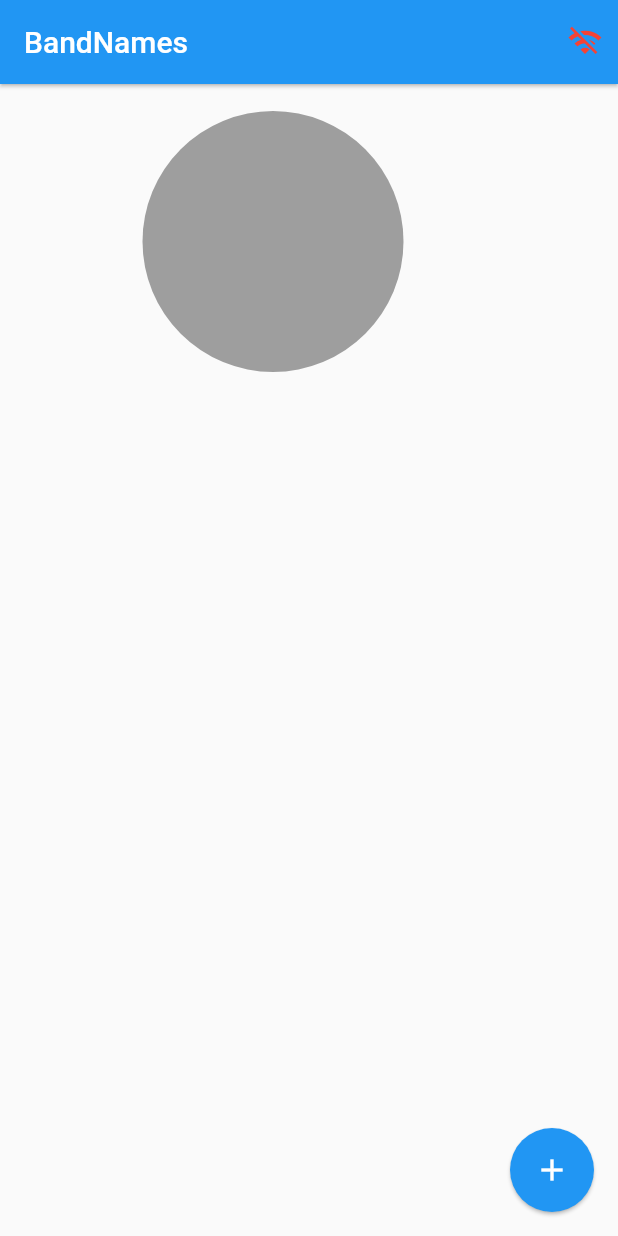
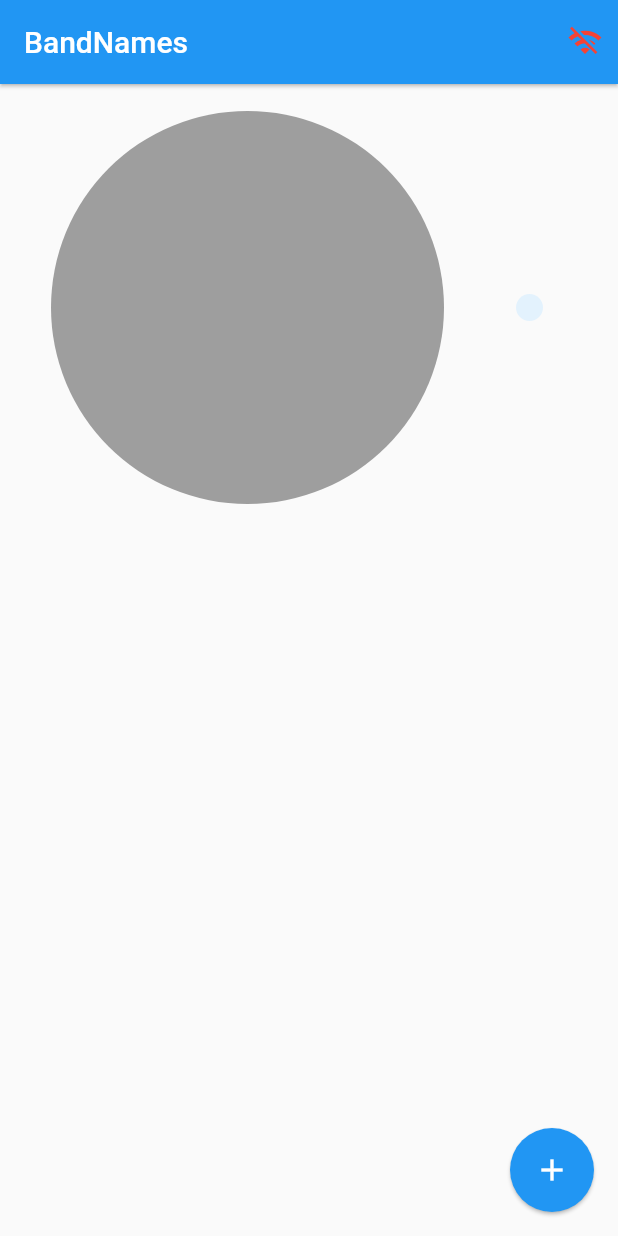
Before and after one commit to ernesto-ca/BandsApp, a Flutter app: the screen it shows after launch, on a phone screen of 412 x 824 dp. Run offline on Flutter 3.47's test engine with Material 2 defaults, Android fonts, the phone set to English and light mode, and no system bars; drawn by our look-alikes of pie_chart; our stand-ins replace socket_io_client; network calls fail.

```diff
--- a/lib/pages/home_page.dart
+++ b/lib/pages/home_page.dart
@@ -1,4 +1,5 @@
 import 'dart:io';
+import 'dart:ui';
 
 import 'package:band_name_app/services/socket_service.dart';
 import 'package:flutter/cupertino.dart';
@@ -72,15 +73,25 @@ class _HomePageState extends State<HomePage> {
         ],
       ),
       body: Column(
-        children: <Widget>[
-          _showGraph(),
+        children: [
           Expanded(
-            child: ListView.builder(
+            flex: 3,
+            child: _showGraph(),
+          ),
+          Expanded(
+            flex: 5,
+            child: Container(
+              width: double.infinity,
+              height: double.infinity,
+              child: ListView.builder(
                 itemCount: bands.length,
-                itemBuilder: (context, index) => _bandTile(bands[index])),
+                itemBuilder: (context, index) => _bandTile(bands[index]),
+              ),
+            ),
           ),
         ],
       ),
+
       floatingActionButton: FloatingActionButton(
         child: Icon(Icons.add),
         elevation: 1,
@@ -97,7 +108,7 @@ class _HomePageState extends State<HomePage> {
       onDismissed: (_) =>
           socketService.socket.emit('delete-band', {'id': band.id}),
       background: Container(
-        padding: EdgeInsets.only(left: 12.0),
+        padding: EdgeInsets.only(left: 12.0, bottom: 12.0),
         color: Colors.red,
         child: Align(
             alignment: Alignment.centerLeft,
@@ -184,6 +195,10 @@ class _HomePageState extends State<HomePage> {
       dataMap.putIfAbsent(band.name, () => band.votes.toDouble());
     });
 
+    if(dataMap.isEmpty){
+      dataMap.putIfAbsent("", () => 0);
+    }
+
     final List<Color> colorList = [
       Colors.blue[50]!,
       Colors.blue[200]!,
@@ -196,7 +211,7 @@ class _HomePageState extends State<HomePage> {
     return Container(
         padding: EdgeInsets.only(top: 10),
         width: double.infinity,
-        height: 200,
+        height: double.infinity,
         child: PieChart(
           dataMap: dataMap,
           animationDuration: Duration(milliseconds: 800),
```
